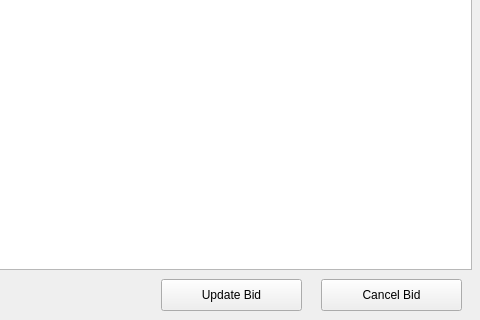
First picture: the form in View/ViewBids.ui, repository maybeIllchangeitlater/SimpleStockExchange, before the edit; both pictures show x 519 to 999 and y 181 to 501 of the 999 by 501 pixel window.
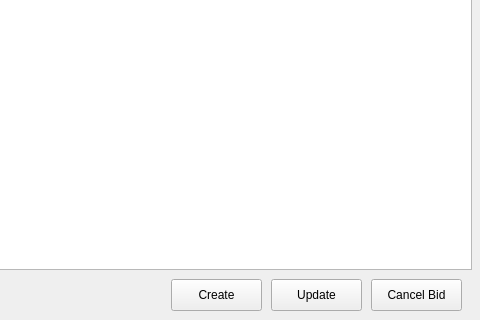
Second picture: the form after the edit.

```diff
--- a/View/ViewBids.ui
+++ b/View/ViewBids.ui
@@ -59,9 +59,9 @@
   <widget class="QPushButton" name="Cancel">
    <property name="geometry">
     <rect>
-     <x>840</x>
+     <x>890</x>
      <y>460</y>
-     <width>141</width>
+     <width>91</width>
      <height>32</height>
     </rect>
    </property>
@@ -69,19 +69,6 @@
     <string>Cancel Bid</string>
    </property>
   </widget>
-  <widget class="QPushButton" name="Update">
-   <property name="geometry">
-    <rect>
-     <x>680</x>
-     <y>460</y>
-     <width>141</width>
-     <height>32</height>
-    </rect>
-   </property>
-   <property name="text">
-    <string>Update Bid</string>
-   </property>
-  </widget>
   <widget class="QLabel" name="bid_status_label">
    <property name="geometry">
     <rect>
@@ -95,6 +82,32 @@
     <string/>
    </property>
   </widget>
+  <widget class="QPushButton" name="Update">
+   <property name="geometry">
+    <rect>
+     <x>790</x>
+     <y>460</y>
+     <width>91</width>
+     <height>32</height>
+    </rect>
+   </property>
+   <property name="text">
+    <string>Update</string>
+   </property>
+  </widget>
+  <widget class="QPushButton" name="Create">
+   <property name="geometry">
+    <rect>
+     <x>690</x>
+     <y>460</y>
+     <width>91</width>
+     <height>32</height>
+    </rect>
+   </property>
+   <property name="text">
+    <string>Create</string>
+   </property>
+  </widget>
  </widget>
  <resources/>
  <connections/>
```
